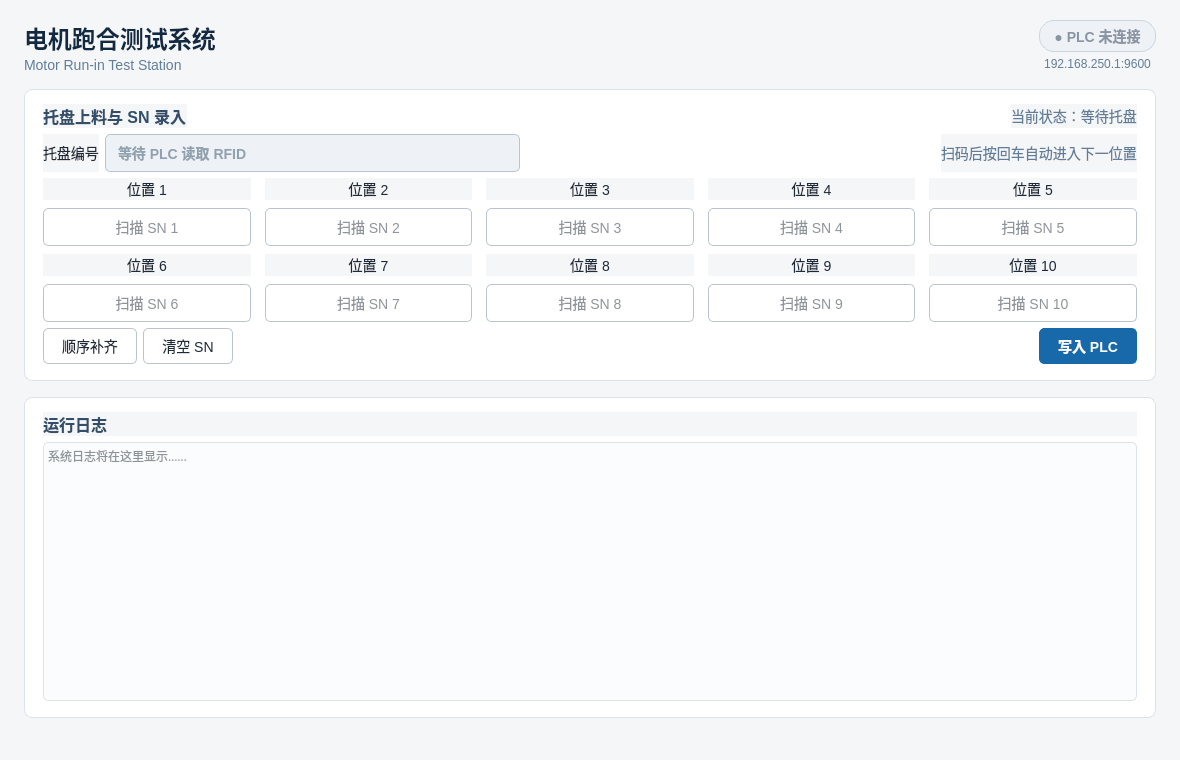
EZerony98/motor_runin_test, file ui/main.ui: the form before one commit.
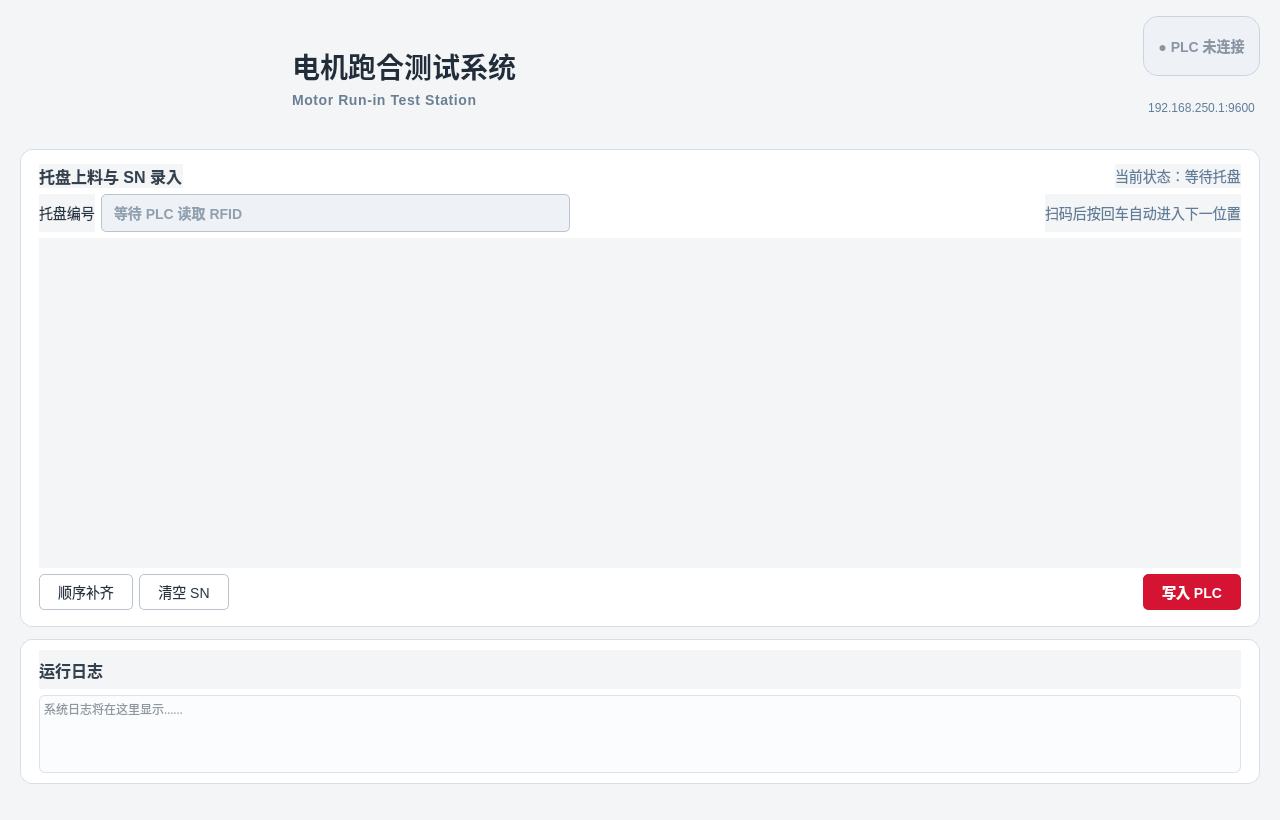
The form after the commit. Custom widgets are drawn as their Qt base class.

Commit message: feat: update PLC mapping and optimize tray entry UI

```diff
--- a/ui/main.ui
+++ b/ui/main.ui
@@ -6,14 +6,14 @@
    <rect>
     <x>0</x>
     <y>0</y>
-    <width>1180</width>
-    <height>760</height>
+    <width>1280</width>
+    <height>820</height>
    </rect>
   </property>
   <property name="minimumSize">
    <size>
-    <width>960</width>
-    <height>640</height>
+    <width>1024</width>
+    <height>720</height>
    </size>
   </property>
   <property name="windowTitle">
@@ -21,25 +21,39 @@
   </property>
   <property name="styleSheet">
    <string notr="true">QMainWindow, QWidget {
-    background: #f4f6f8;
-    color: #1f2937;
+    background: #f3f5f7;
+    color: #263442;
     font-family: "Microsoft YaHei", "PingFang SC", sans-serif;
     font-size: 14px;
 }
+QWidget#centralwidget {
+    background: #f3f5f7;
+}
 QFrame#testPanel, QFrame#logPanel {
     background: white;
-    border: 1px solid #dce2e8;
-    border-radius: 8px;
+    border: 1px solid #d8dee5;
+    border-radius: 12px;
+}
+QLabel#logoLabel {
+    background: transparent;
+    border: none;
+    padding: 0;
 }
 QLabel#titleLabel {
-    color: #102a43;
-    font-size: 24px;
-    font-weight: 600;
+    color: #202d3a;
+    font-size: 28px;
+    font-weight: 700;
+}
+QLabel#subtitleLabel {
+    color: #6b7f93;
+    font-size: 14px;
+    font-weight: 500;
+    letter-spacing: 0.6px;
 }
 QLabel#testTitle, QLabel#logTitle {
-    color: #334e68;
+    color: #33404d;
     font-size: 16px;
-    font-weight: 600;
+    font-weight: 700;
 }
 QLabel#plcConnectionLabel {
     min-height: 30px;
@@ -66,8 +80,8 @@
 }
 QPushButton#submitButton {
     color: white;
-    border-color: #1769aa;
-    background: #1769aa;
+    border-color: #d41432;
+    background: #d41432;
     font-weight: 600;
 }
 QPushButton#submitButton:hover {
@@ -79,10 +93,16 @@
     border: 1px solid #b9c4ce;
     border-radius: 5px;
     background: white;
-    selection-background-color: #1769aa;
+    selection-background-color: #d41432;
 }
 QLineEdit:focus {
-    border: 2px solid #1769aa;
+    border: 2px solid #d41432;
+}
+QLineEdit[traySnInput="true"] {
+    background: #ffffff;
+    font-family: Menlo, Consolas, monospace;
+    font-size: 13px;
+    font-weight: 600;
 }
 QLineEdit#trayIdEdit {
     background: #eef2f6;
@@ -91,7 +111,7 @@
 }
 QPlainTextEdit {
     border: 1px solid #dce2e8;
-    border-radius: 5px;
+    border-radius: 6px;
     background: #fbfcfd;
     font-family: Menlo, Consolas, monospace;
     font-size: 12px;
@@ -100,29 +120,63 @@
   <widget class="QWidget" name="centralwidget">
    <layout class="QVBoxLayout" name="rootLayout">
     <property name="spacing">
-     <number>16</number>
+     <number>12</number>
     </property>
     <property name="leftMargin">
-     <number>24</number>
+     <number>20</number>
     </property>
     <property name="topMargin">
-     <number>20</number>
+     <number>16</number>
     </property>
     <property name="rightMargin">
-     <number>24</number>
+     <number>20</number>
     </property>
     <property name="bottomMargin">
-     <number>20</number>
+     <number>14</number>
     </property>
     <item>
      <layout class="QHBoxLayout" name="headerLayout">
+      <property name="spacing">
+       <number>22</number>
+      </property>
+      <item>
+       <widget class="QLabel" name="logoLabel">
+        <property name="minimumSize">
+         <size>
+          <width>250</width>
+          <height>76</height>
+         </size>
+        </property>
+        <property name="maximumSize">
+         <size>
+          <width>250</width>
+          <height>76</height>
+         </size>
+        </property>
+        <property name="text">
+         <string/>
+        </property>
+        <property name="alignment">
+         <set>Qt::AlignCenter</set>
+        </property>
+       </widget>
+      </item>
       <item>
        <layout class="QVBoxLayout" name="titleLayout">
         <property name="spacing">
-         <number>2</number>
+         <number>5</number>
+        </property>
+        <property name="alignment">
+         <set>Qt::AlignVCenter</set>
         </property>
         <item>
          <widget class="QLabel" name="titleLabel">
+          <property name="minimumSize">
+           <size>
+            <width>0</width>
+            <height>36</height>
+           </size>
+          </property>
           <property name="text">
            <string>电机跑合测试系统</string>
           </property>
@@ -130,9 +184,6 @@
         </item>
         <item>
          <widget class="QLabel" name="subtitleLabel">
-          <property name="styleSheet">
-           <string notr="true">color: #627d98;</string>
-          </property>
           <property name="text">
            <string>Motor Run-in Test Station</string>
           </property>
@@ -282,144 +333,14 @@
         </layout>
        </item>
        <item>
-        <layout class="QGridLayout" name="serialNumberGrid">
-         <property name="horizontalSpacing">
-          <number>14</number>
+        <widget class="TrayEntryWidget" name="trayEntryWidget">
+         <property name="minimumSize">
+          <size>
+           <width>0</width>
+           <height>330</height>
+          </size>
          </property>
-         <property name="verticalSpacing">
-          <number>8</number>
-         </property>
-         <item row="0" column="0">
-          <widget class="QLabel" name="snLabel1">
-           <property name="text"><string>位置 1</string></property>
-           <property name="alignment"><set>Qt::AlignCenter</set></property>
-          </widget>
-         </item>
-         <item row="0" column="1">
-          <widget class="QLabel" name="snLabel2">
-           <property name="text"><string>位置 2</string></property>
-           <property name="alignment"><set>Qt::AlignCenter</set></property>
-          </widget>
-         </item>
-         <item row="0" column="2">
-          <widget class="QLabel" name="snLabel3">
-           <property name="text"><string>位置 3</string></property>
-           <property name="alignment"><set>Qt::AlignCenter</set></property>
-          </widget>
-         </item>
-         <item row="0" column="3">
-          <widget class="QLabel" name="snLabel4">
-           <property name="text"><string>位置 4</string></property>
-           <property name="alignment"><set>Qt::AlignCenter</set></property>
-          </widget>
-         </item>
-         <item row="0" column="4">
-          <widget class="QLabel" name="snLabel5">
-           <property name="text"><string>位置 5</string></property>
-           <property name="alignment"><set>Qt::AlignCenter</set></property>
-          </widget>
-         </item>
-         <item row="1" column="0">
-          <widget class="QLineEdit" name="snInput1">
-           <property name="maxLength"><number>64</number></property>
-           <property name="placeholderText"><string>扫描 SN 1</string></property>
-           <property name="alignment"><set>Qt::AlignCenter</set></property>
-          </widget>
-         </item>
-         <item row="1" column="1">
-          <widget class="QLineEdit" name="snInput2">
-           <property name="maxLength"><number>64</number></property>
-           <property name="placeholderText"><string>扫描 SN 2</string></property>
-           <property name="alignment"><set>Qt::AlignCenter</set></property>
-          </widget>
-         </item>
-         <item row="1" column="2">
-          <widget class="QLineEdit" name="snInput3">
-           <property name="maxLength"><number>64</number></property>
-           <property name="placeholderText"><string>扫描 SN 3</string></property>
-           <property name="alignment"><set>Qt::AlignCenter</set></property>
-          </widget>
-         </item>
-         <item row="1" column="3">
-          <widget class="QLineEdit" name="snInput4">
-           <property name="maxLength"><number>64</number></property>
-           <property name="placeholderText"><string>扫描 SN 4</string></property>
-           <property name="alignment"><set>Qt::AlignCenter</set></property>
-          </widget>
-         </item>
-         <item row="1" column="4">
-          <widget class="QLineEdit" name="snInput5">
-           <property name="maxLength"><number>64</number></property>
-           <property name="placeholderText"><string>扫描 SN 5</string></property>
-           <property name="alignment"><set>Qt::AlignCenter</set></property>
-          </widget>
-         </item>
-         <item row="2" column="0">
-          <widget class="QLabel" name="snLabel6">
-           <property name="text"><string>位置 6</string></property>
-           <property name="alignment"><set>Qt::AlignCenter</set></property>
-          </widget>
-         </item>
-         <item row="2" column="1">
-          <widget class="QLabel" name="snLabel7">
-           <property name="text"><string>位置 7</string></property>
-           <property name="alignment"><set>Qt::AlignCenter</set></property>
-          </widget>
-         </item>
-         <item row="2" column="2">
-          <widget class="QLabel" name="snLabel8">
-           <property name="text"><string>位置 8</string></property>
-           <property name="alignment"><set>Qt::AlignCenter</set></property>
-          </widget>
-         </item>
-         <item row="2" column="3">
-          <widget class="QLabel" name="snLabel9">
-           <property name="text"><string>位置 9</string></property>
-           <property name="alignment"><set>Qt::AlignCenter</set></property>
-          </widget>
-         </item>
-         <item row="2" column="4">
-          <widget class="QLabel" name="snLabel10">
-           <property name="text"><string>位置 10</string></property>
-           <property name="alignment"><set>Qt::AlignCenter</set></property>
-          </widget>
-         </item>
-         <item row="3" column="0">
-          <widget class="QLineEdit" name="snInput6">
-           <property name="maxLength"><number>64</number></property>
-           <property name="placeholderText"><string>扫描 SN 6</string></property>
-           <property name="alignment"><set>Qt::AlignCenter</set></property>
-          </widget>
-         </item>
-         <item row="3" column="1">
-          <widget class="QLineEdit" name="snInput7">
-           <property name="maxLength"><number>64</number></property>
-           <property name="placeholderText"><string>扫描 SN 7</string></property>
-           <property name="alignment"><set>Qt::AlignCenter</set></property>
-          </widget>
-         </item>
-         <item row="3" column="2">
-          <widget class="QLineEdit" name="snInput8">
-           <property name="maxLength"><number>64</number></property>
-           <property name="placeholderText"><string>扫描 SN 8</string></property>
-           <property name="alignment"><set>Qt::AlignCenter</set></property>
-          </widget>
-         </item>
-         <item row="3" column="3">
-          <widget class="QLineEdit" name="snInput9">
-           <property name="maxLength"><number>64</number></property>
-           <property name="placeholderText"><string>扫描 SN 9</string></property>
-           <property name="alignment"><set>Qt::AlignCenter</set></property>
-          </widget>
-         </item>
-         <item row="3" column="4">
-          <widget class="QLineEdit" name="snInput10">
-           <property name="maxLength"><number>64</number></property>
-           <property name="placeholderText"><string>扫描 SN 10</string></property>
-           <property name="alignment"><set>Qt::AlignCenter</set></property>
-          </widget>
-         </item>
-        </layout>
+        </widget>
        </item>
        <item>
        <layout class="QHBoxLayout" name="controlLayout">
@@ -464,18 +385,24 @@
     </item>
     <item>
      <widget class="QFrame" name="logPanel">
+      <property name="maximumSize">
+       <size>
+        <width>16777215</width>
+        <height>145</height>
+       </size>
+      </property>
       <layout class="QVBoxLayout" name="logPanelLayout">
        <property name="leftMargin">
         <number>18</number>
        </property>
        <property name="topMargin">
-        <number>14</number>
+        <number>10</number>
        </property>
        <property name="rightMargin">
         <number>18</number>
        </property>
        <property name="bottomMargin">
-        <number>16</number>
+        <number>10</number>
        </property>
        <item>
         <widget class="QLabel" name="logTitle">
@@ -489,7 +416,13 @@
          <property name="minimumSize">
           <size>
            <width>0</width>
-           <height>110</height>
+           <height>68</height>
+          </size>
+         </property>
+         <property name="maximumSize">
+          <size>
+           <width>16777215</width>
+           <height>78</height>
           </size>
          </property>
          <property name="readOnly">
@@ -507,21 +440,14 @@
   </widget>
   <widget class="QStatusBar" name="statusbar"/>
  </widget>
- <tabstops>
-  <tabstop>snInput1</tabstop>
-  <tabstop>snInput2</tabstop>
-  <tabstop>snInput3</tabstop>
-  <tabstop>snInput4</tabstop>
-  <tabstop>snInput5</tabstop>
-  <tabstop>snInput6</tabstop>
-  <tabstop>snInput7</tabstop>
-  <tabstop>snInput8</tabstop>
-  <tabstop>snInput9</tabstop>
-  <tabstop>snInput10</tabstop>
-  <tabstop>fillButton</tabstop>
-  <tabstop>clearButton</tabstop>
-  <tabstop>submitButton</tabstop>
- </tabstops>
+ <customwidgets>
+  <customwidget>
+   <class>TrayEntryWidget</class>
+   <extends>QWidget</extends>
+   <header>ui.tray_entry_widget</header>
+   <container>1</container>
+  </customwidget>
+ </customwidgets>
  <resources/>
  <connections/>
 </ui>
```
Left out of the diff: 5 changed lines with no effect on the pictures. The commit also changes 12 other files.
